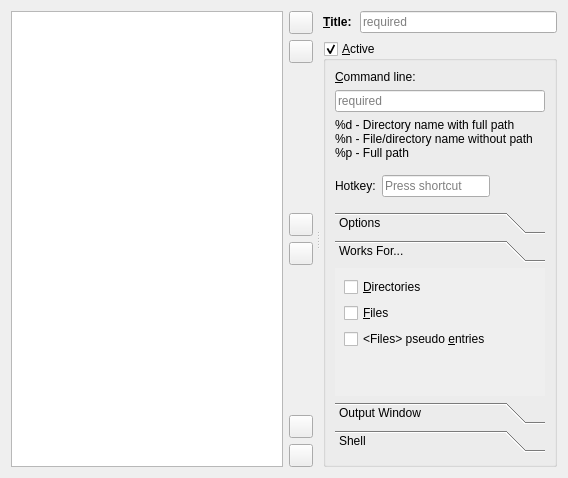
Lithopsian/qt6dirstat, file src/cleanup-config-page.ui: the form before one commit.
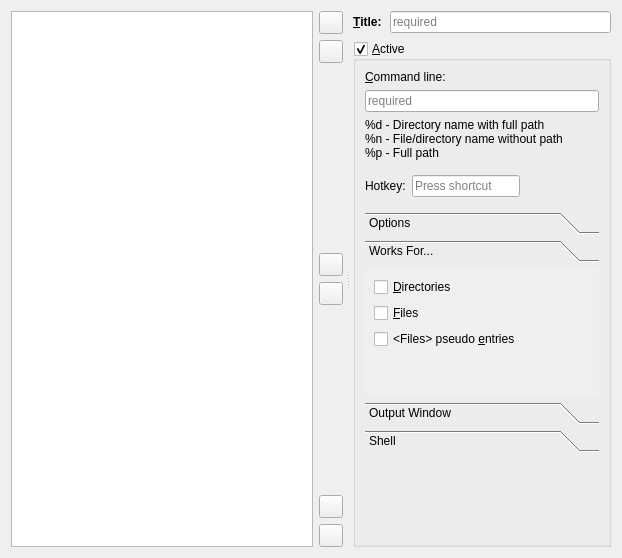
The form after the commit. The open tabs and pages were chosen to show the change. Icons and pictures are not drawn.

The edit to the form file:
```diff
--- a/src/cleanup-config-page.ui
+++ b/src/cleanup-config-page.ui
@@ -6,8 +6,8 @@
    <rect>
     <x>0</x>
     <y>0</y>
-    <width>568</width>
-    <height>478</height>
+    <width>622</width>
+    <height>558</height>
    </rect>
   </property>
   <layout class="QVBoxLayout" name="verticalLayout_6">
@@ -406,8 +406,8 @@
               <rect>
                <x>0</x>
                <y>0</y>
-               <width>236</width>
-               <height>93</height>
+               <width>256</width>
+               <height>128</height>
               </rect>
              </property>
              <property name="toolTip">
```
Left out of the diff: 14 changed lines with no effect on the pictures.
